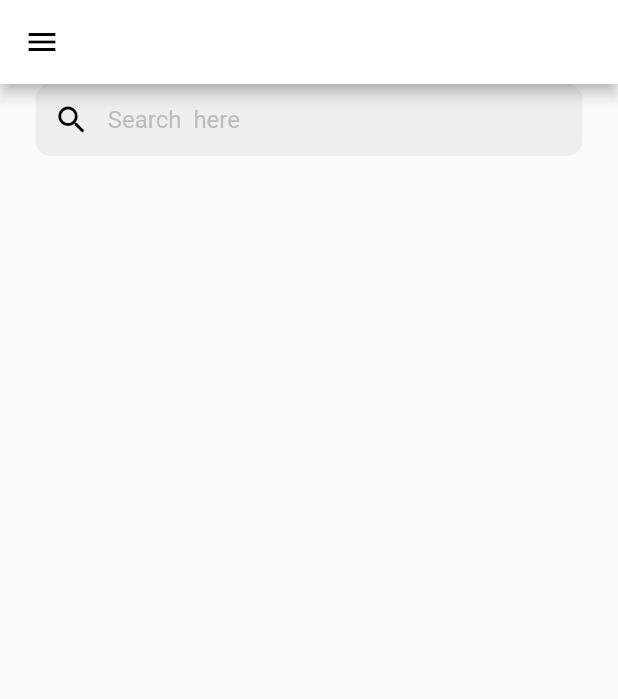
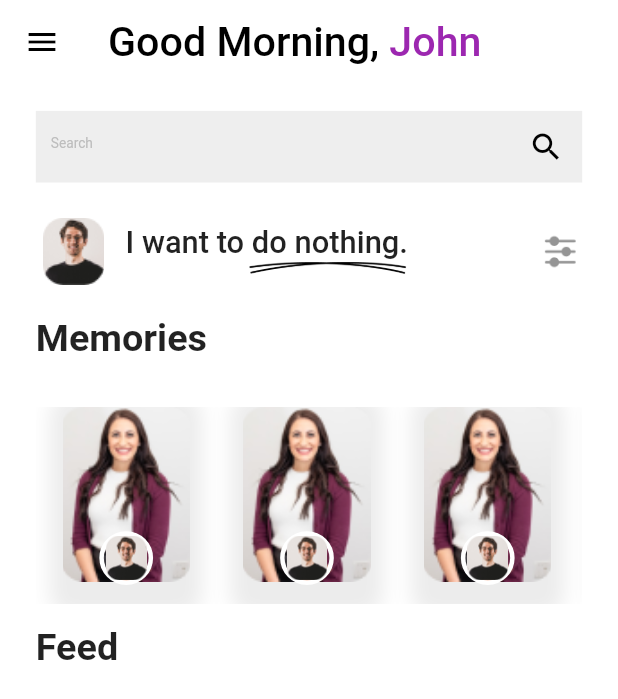
Before and after one commit to TalhaShakel/Chat-Gpt, a Flutter app: the HomeScreen screen opened directly, on a phone screen of 412 x 824 dp. Shown: the top 699 px of the screen. Run offline on Flutter 3.47's test engine with Material 2 defaults, Android fonts, the light colour scheme and no system bars; our stand-ins replace cloud_firestore, firebase_auth, firebase_core, firebase_storage, flutter_easyloading, flutter_screenutil and 3 more; accounts and stored records are empty.

Commit message:
home commit

```diff
--- a/lib/Screens/HomeScreens/HomeScreen.dart
+++ b/lib/Screens/HomeScreens/HomeScreen.dart
@@ -1,6 +1,8 @@
 import 'package:flutter/material.dart';
 import 'package:flutter_screenutil/flutter_screenutil.dart';
+import 'package:get/get.dart';
 import 'package:spoot_light/Constants/ColorConstants.dart';
+import 'package:velocity_x/velocity_x.dart';
 
 class HomeScreen extends StatelessWidget {
   const HomeScreen({super.key});
@@ -8,49 +10,170 @@ class HomeScreen extends StatelessWidget {
   @override
   Widget build(BuildContext context) {
     return Scaffold(
+      backgroundColor: Colors.white,
+      // drawer: Drawer(),
+      drawer: Theme(
+        data: Theme.of(context).copyWith(canvasColor: Colors.transparent),
+        child: Drawer(),
+      ),
       appBar: AppBar(
+        elevation: 0,
         backgroundColor: Colors.white,
-        leading: Icon(
+        leading: GestureDetector(
+          onTap: (() {
+            Get.to(() => Drawer(
+                  child: Container(
+                      // color: Colors.black,
+                      ),
+                ));
+          }),
+          child: Icon(
             Icons.menu,
             color: Colors.black,
           ),
         ),
+        title: Row(children: [
+          Text(
+            "Good Morning, ",
+            style: TextStyle(
+                fontSize: 24.sp,
+                fontWeight: FontWeight.w500,
+                color: Colors.black),
+          ),
+          Text(
+            "John",
+            style: TextStyle(
+                fontSize: 24.sp,
+                fontWeight: FontWeight.w500,
+                color: Colors.purple),
+          )
+        ]),
+      ),
       body: Padding(
         padding: EdgeInsets.symmetric(horizontal: 20.h),
+        child: SingleChildScrollView(
           child: Column(
+            crossAxisAlignment: CrossAxisAlignment.start,
             children: [
+              15.h.heightBox,
               Container(
                 height: 40.h,
-              width: 333.w,
-              child: TextFormField(
+                width: 349.w,
+                child: TextField(
                     decoration: InputDecoration(
                         filled: true,
                         fillColor: ConstColors.CircleColor,
                         contentPadding: EdgeInsets.all(10),
-                hintText: "Search  here",
-                hintStyle: TextStyle(
-                  color: Colors.grey[400],
-                ),
-                prefixIcon: Icon(
+                        hintText: "Search",
+                        hintStyle:
+                            TextStyle(color: Colors.grey[400], fontSize: 8.sp),
+                        suffixIcon: Icon(
                           Icons.search,
                           color: Colors.black,
                         ),
-                enabledBorder: OutlineInputBorder(
-                  borderSide:
-                      BorderSide(color: ConstColors.CircleColor, width: 3),
-                  borderRadius: BorderRadius.circular(10),
+                        border: InputBorder.none)),
               ),
-                ////////////////////////////////
-                focusedBorder: OutlineInputBorder(
-                  borderSide:
-                      BorderSide(color: ConstColors.CircleColor, width: 3),
-                  borderRadius: BorderRadius.circular(10),
+              16.h.heightBox,
+              Row(
+                mainAxisAlignment: MainAxisAlignment.spaceBetween,
+                children: [
+                  Container(
+                    height: 45.h,
+                    width: 44.w,
+                    child: Image.asset("assets/pp.png"),
                   ),
-                border: OutlineInputBorder(
-                  borderRadius: BorderRadius.circular(10),
+                  Column(
+                    crossAxisAlignment: CrossAxisAlignment.end,
+                    children: [
+                      "I want to do nothing."
+                          .text
+                          .size(18.sp)
+                          .fontWeight(FontWeight.w500)
+                          .make(),
+                      Container(
+                          width: 94.w,
+                          height: 12,
+                          child: Image.asset("assets/li.PNG"))
+                    ],
                   ),
-              )),
+                  60.w.widthBox,
+                  Container(
+                      height: 25.h,
+                      width: 25.w,
+                      child: Image.asset("assets/cc.PNG"))
+                ],
               ),
+              14.h.heightBox,
+              "Memories".text.size(22.sp).fontWeight(FontWeight.w600).make(),
+              25.h.heightBox,
+              SingleChildScrollView(
+                scrollDirection: Axis.horizontal,
+                child: Container(
+                  child: Row(
+                    children: [
+                      MemoryContainer(),
+                      MemoryContainer(),
+                      MemoryContainer(),
+                      MemoryContainer(),
+                      MemoryContainer(),
+                      MemoryContainer(),
+                    ],
+                  ),
+                ),
+              ),
+              12.h.heightBox,
+              "Feed".text.size(22.sp).fontWeight(FontWeight.w600).make(),
+            ],
+          ),
+        ),
+      ),
+    );
+  }
+
+  Padding MemoryContainer() {
+    return Padding(
+      padding: EdgeInsets.symmetric(horizontal: 15.h),
+      child: Container(
+        height: 110.h,
+        width: 74.w,
+        decoration: BoxDecoration(
+          borderRadius: BorderRadius.all(Radius.circular(14)),
+          boxShadow: [
+            BoxShadow(
+              color: Colors.grey.withOpacity(0.2),
+              spreadRadius: 8,
+              blurRadius: 11,
+              offset: Offset(0, 0), // changes position of shadow
+            ),
+          ],
+        ),
+        child: Stack(
+          children: [
+            Container(
+              height: 98.h,
+              width: 74.w,
+              child: Image.asset(
+                "assets/pic.png",
+                fit: BoxFit.cover,
+              ),
+            ),
+            Positioned(
+              // bottom: 0,
+              left: 22,
+              right: 22,
+              top: 83,
+              child: Container(
+                width: 30.w,
+                height: 30.h,
+                decoration: BoxDecoration(
+                    shape: BoxShape.circle,
+                    border: Border.all(width: 3, color: Colors.white)),
+                child: Image.asset(
+                  "assets/pp.png",
+                  fit: BoxFit.contain,
+                ),
+              ),
+            )
           ],
         ),
       ),
--- a/lib/main.dart
+++ b/lib/main.dart
@@ -5,6 +5,7 @@ import 'package:flutter_screenutil/flutter_screenutil.dart';
 import 'package:get/get.dart';
 import 'package:spoot_light/Screens/AI_Screens/AIScreen.dart';
 import 'package:spoot_light/Screens/HomeScreens/HomeScreen.dart';
+import 'package:spoot_light/Screens/ProfileScreens/AboutUserInfoScreen.dart';
 import 'package:spoot_light/SplashScreen.dart';
 import 'package:spoot_light/firebase_options.dart';
 
@@ -31,7 +32,7 @@ class MyApp extends StatelessWidget {
         builder: (context, child) {
           return GetMaterialApp(
             builder: EasyLoading.init(),
-            home: HomeScreen(),
+            home: SplashScrren(),
             debugShowCheckedModeBanner: false,
           );
         });
```
Also changed, not shown: lib/Screens/AI_Screens/ChatbotScreen.dart (+7 -1 lines), lib/Screens/AuthScreens/LoginScreen.dart (+7 -6 lines), lib/Screens/AuthScreens/SignUpScreen.dart (+7 -5 lines), lib/Screens/ProfileScreens/AboutUserInfoScreen.dart (+60 -37 lines), assets/cc.PNG (added), assets/l.png (added), assets/li.PNG (added), assets/pic.png (added), assets/pp.png (added), 1 other file. Lines whose indentation alone changed are shown as unchanged.
